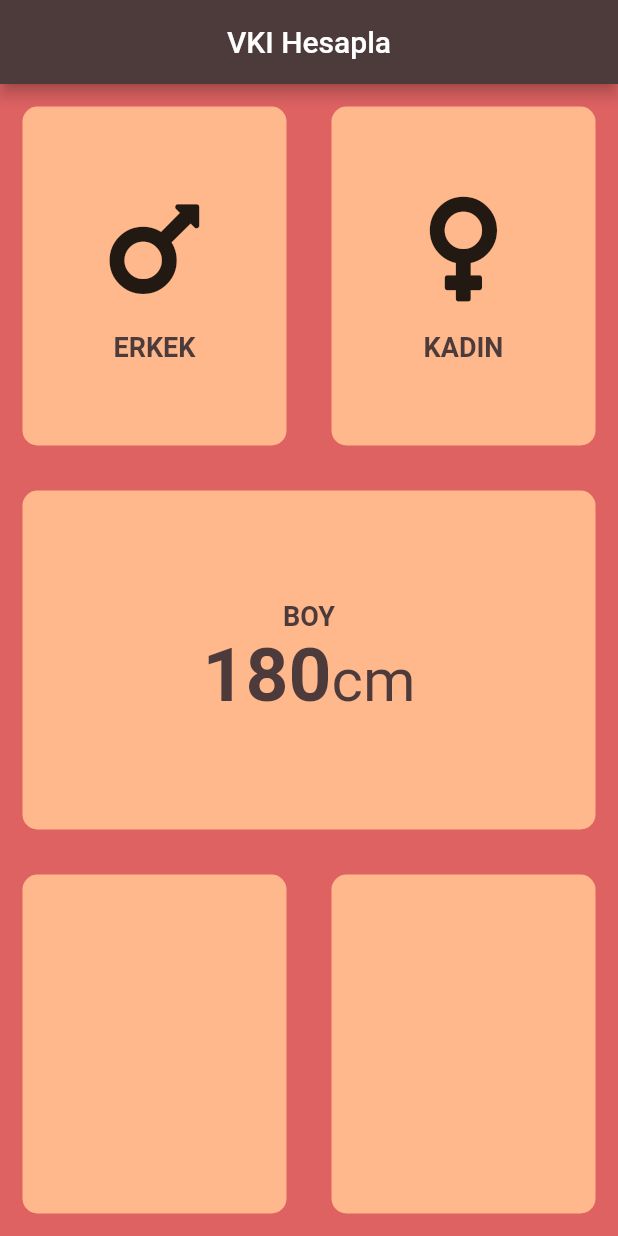
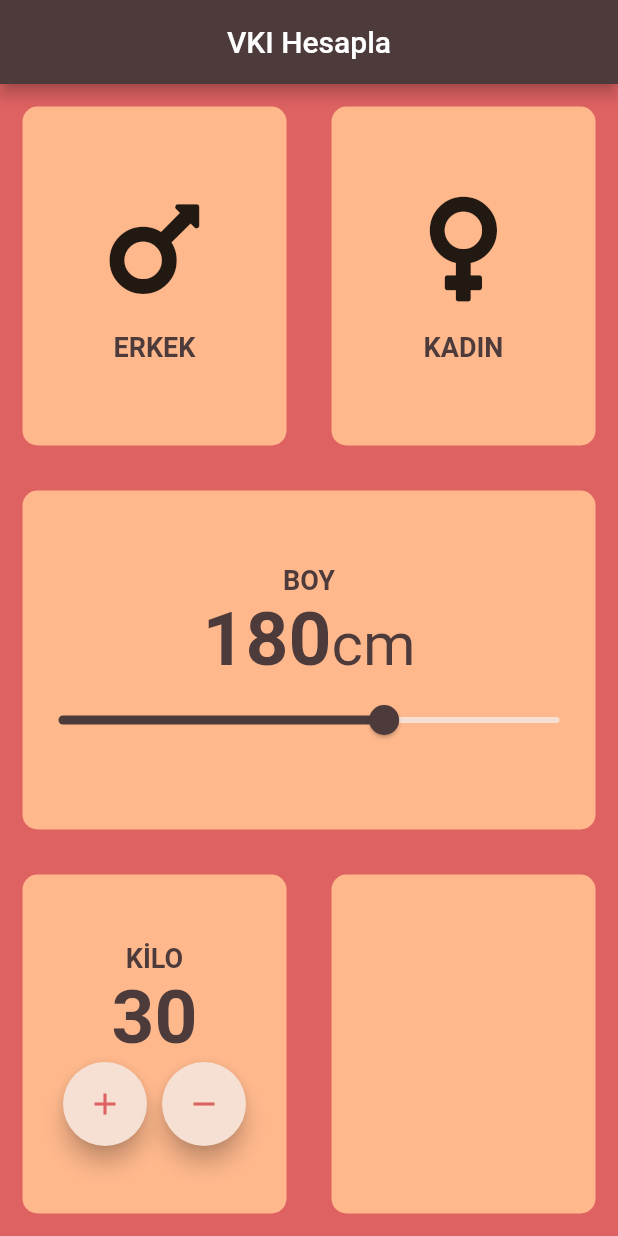
Before and after one commit to emralyilmaz/training35_vki_app, a Flutter app: the screen it shows after launch, on a phone screen of 412 x 824 dp. Run offline on Flutter 3.47's test engine with Material 2 defaults, Android fonts, the phone set to English and light mode, and no system bars; our stand-ins replace font_awesome_flutter.

Commit message:
FloatingActionButton

```diff
--- a/lib/hesap_sayfasi.dart
+++ b/lib/hesap_sayfasi.dart
@@ -18,6 +18,9 @@ class _HesaplamaSayfasiState extends State<HesaplamaSayfasi> {
   Color kadinCardRenk = inaktifCardRenk;
 
   Cinsiyet secilmisCinsiyet;
+  int boy = 180;
+  int kilo = 30;
+
   @override
   Widget build(BuildContext context) {
     return Scaffold(
@@ -83,7 +86,7 @@ class _HesaplamaSayfasiState extends State<HesaplamaSayfasi> {
                       crossAxisAlignment: CrossAxisAlignment.baseline,
                       textBaseline: TextBaseline.alphabetic,
                       children: <Widget>[
-                        Text("180",
+                        Text(boy.toString(),
                             style: TextStyle(
                                 color: Color.fromRGBO(77, 59, 59, 1),
                                 fontSize: 50,
@@ -94,6 +97,18 @@ class _HesaplamaSayfasiState extends State<HesaplamaSayfasi> {
                                 fontSize: 40,
                                 fontWeight: FontWeight.normal)),
                       ],
+                    ),
+                    Slider(
+                      value: boy.toDouble(),
+                      min: 50,
+                      max: 250,
+                      activeColor: Color.fromRGBO(77, 59, 59, 1),
+                      inactiveColor: Color.fromRGBO(245, 224, 211, 1),
+                      onChanged: (double yeniDeger) {
+                        setState(() {
+                          boy = yeniDeger.round();
+                        });
+                      },
                     )
                   ],
                 ),
@@ -105,6 +120,47 @@ class _HesaplamaSayfasiState extends State<HesaplamaSayfasi> {
                   Expanded(
                     child: HesapCard(
                       renk: Color.fromRGBO(255, 184, 140, 1),
+                      cardChild: Column(
+                        mainAxisAlignment: MainAxisAlignment.center,
+                        children: <Widget>[
+                          Text(
+                            "KİLO",
+                            style: TextStyle(
+                                color: Color.fromRGBO(77, 59, 59, 1),
+                                fontSize: 18.0,
+                                fontWeight: FontWeight.bold),
+                          ),
+                          Text(kilo.toString(),
+                              style: TextStyle(
+                                  color: Color.fromRGBO(77, 59, 59, 1),
+                                  fontSize: 50,
+                                  fontWeight: FontWeight.bold)),
+                          Row(
+                            mainAxisAlignment: MainAxisAlignment.center,
+                            children: <Widget>[
+                              FloatingActionButton(
+                                  backgroundColor:
+                                      Color.fromRGBO(245, 224, 211, 1),
+                                  child: Icon(
+                                    Icons.add,
+                                    color: Color.fromRGBO(222, 98, 98, 1),
+                                  ),
+                                  onPressed: () {}),
+                              SizedBox(
+                                width: 10,
+                              ),
+                              FloatingActionButton(
+                                  backgroundColor:
+                                      Color.fromRGBO(245, 224, 211, 1),
+                                  child: Icon(
+                                    Icons.remove,
+                                    color: Color.fromRGBO(222, 98, 98, 1),
+                                  ),
+                                  onPressed: () {}),
+                            ],
+                          )
+                        ],
+                      ),
                     ),
                   ),
                   Expanded(
```
